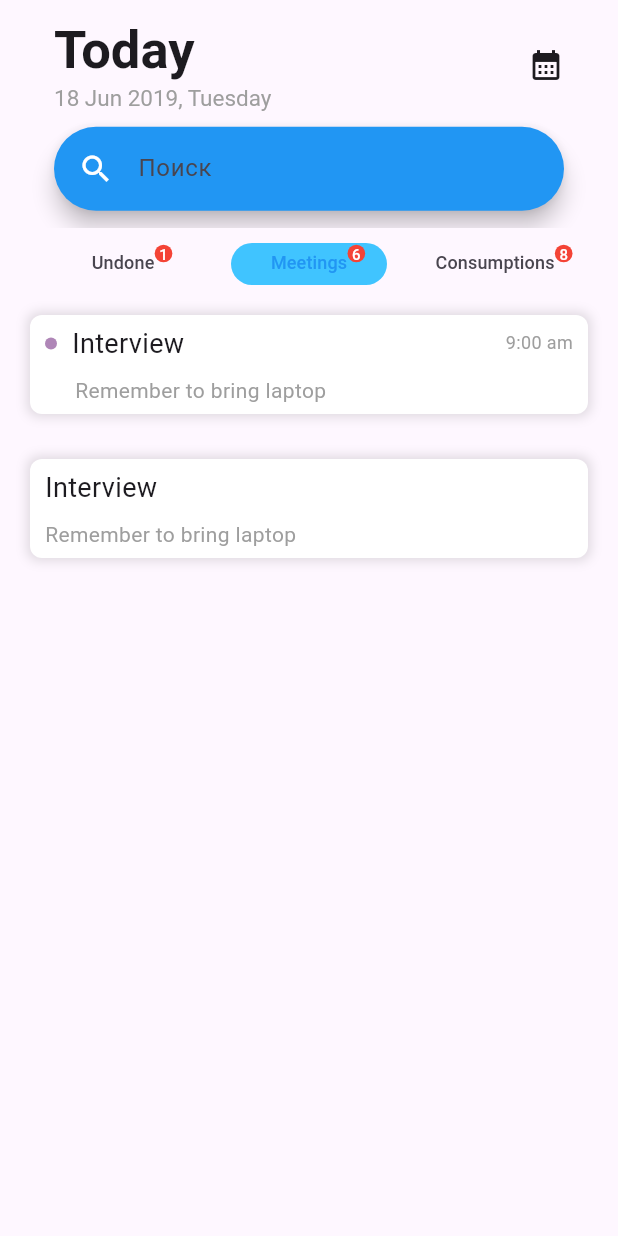
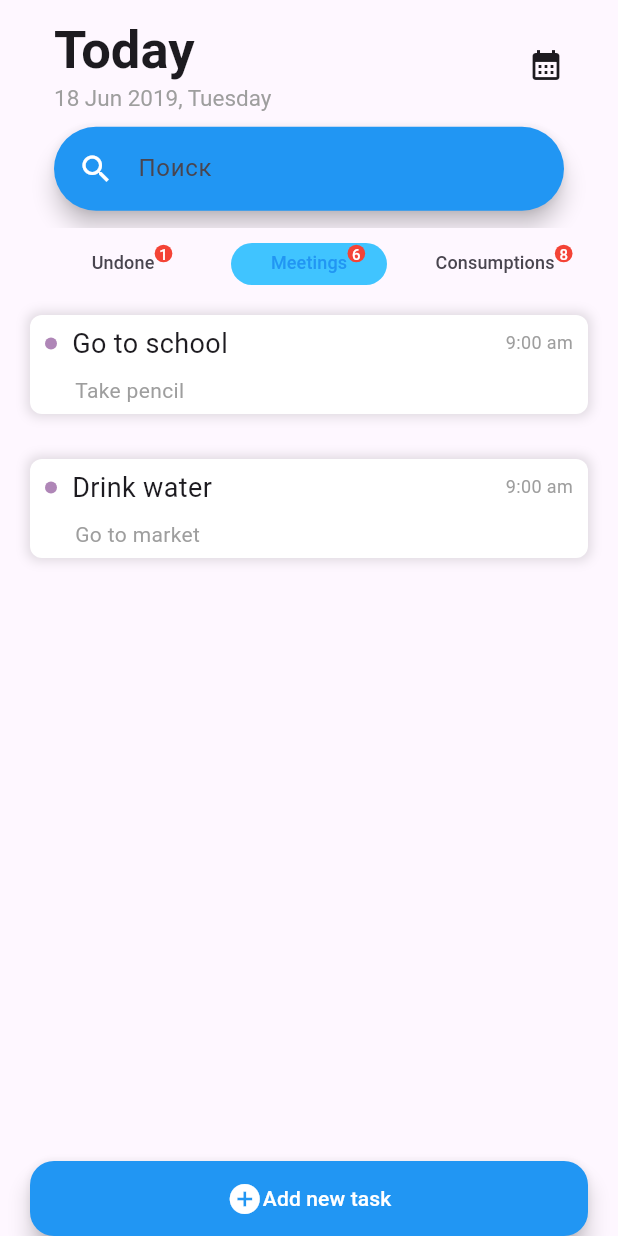
Before and after one commit to dasst666/TaskApp, a Flutter app: the screen it shows after launch, tab 2 chosen, on a phone screen of 412 x 824 dp. Run offline on Flutter 3.47's test engine with Material 3 defaults, Android fonts, the phone set to English and light mode, and no system bars.

Commit message:
Добавлена кнопка и ее экран

```diff
--- /dev/null
+++ b/lib/card_item.dart
@@ -0,0 +1,73 @@
+import 'package:flutter/material.dart';
+
+class CardItem extends StatelessWidget {
+  final String title;
+  final String subtitle;
+
+  const CardItem({super.key, required this.title, required this.subtitle});
+
+  @override
+  Widget build(BuildContext context) {
+    return Column(
+      children: [
+        Container(
+          width: double.infinity,
+          padding: const EdgeInsets.symmetric(vertical: 6, horizontal: 10),
+          margin: const EdgeInsets.symmetric(horizontal: 20, vertical: 10),
+          decoration: BoxDecoration(
+              color: Colors.white,
+              borderRadius: BorderRadius.circular(8),
+              boxShadow: const [
+                BoxShadow(
+                  color: Colors.black12,
+                  blurRadius: 6,
+                  spreadRadius: 2,
+                ),
+              ]),
+          child: Row(
+            mainAxisAlignment: MainAxisAlignment.spaceBetween,
+            children: [
+              Row(
+                children: [
+                  Column(
+                    crossAxisAlignment: CrossAxisAlignment.start,
+                    children: [
+                      Row(
+                        children: [
+                          const CircleAvatar(
+                            radius: 4,
+                            backgroundColor: Color.fromARGB(255, 175, 134, 183),
+                          ),
+                          const SizedBox(
+                            width: 10,
+                          ),
+                          Text(title, style: const TextStyle(fontSize: 18)),
+                        ],
+                      ),
+                      const SizedBox(height: 8),
+                      Padding(
+                        padding: const EdgeInsets.only(left: 20),
+                        child: Text(subtitle,
+                            style: const TextStyle(color: Colors.grey)),
+                      ),
+                    ],
+                  ),
+                ],
+              ),
+              const Padding(
+                padding: EdgeInsets.only(bottom: 30),
+                child: Text(
+                  "9:00 am",
+                  style: TextStyle(color: Colors.grey, fontSize: 12),
+                ),
+              )
+            ],
+          ),
+        ),
+        const SizedBox(
+          height: 10,
+        ),
+      ],
+    );
+  }
+}
--- a/lib/main.dart
+++ b/lib/main.dart
@@ -1,6 +1,8 @@
 import 'package:flutter/material.dart';
 import 'tab_item.dart';
 import 'search.dart';
+import 'card_item.dart';
+import 'add_screen.dart';
 
 void main() {
   runApp(const MyApp());
@@ -83,102 +85,73 @@ class TabBarPage extends StatelessWidget {
               ),
             ),
           ),
-          body: TabBarView(children: [
-            const Card(
-              child: ListTile(
-                leading: CircleAvatar(
-                  radius: 5,
-                ),
-                title: Text('Interview'),
-                subtitle: Text('Remember to bring laptop'),
-                trailing: Icon(Icons.more_vert),
-              ),
-            ),
+          body: const TabBarView(children: [
+            Icon(Icons.dangerous),
             Column(
               children: [
-                Container(
-                  width: double.infinity,
-                  padding:
-                      const EdgeInsets.symmetric(vertical: 6, horizontal: 10),
-                  margin:
-                      const EdgeInsets.symmetric(horizontal: 20, vertical: 10),
-                  decoration: BoxDecoration(
-                      color: Colors.white,
-                      borderRadius: BorderRadius.circular(8),
-                      boxShadow: const [
-                        BoxShadow(
-                          color: Colors.black12,
-                          blurRadius: 6,
-                          spreadRadius: 2,
-                        ),
-                      ]),
-                  child: const Row(
-                    mainAxisAlignment: MainAxisAlignment.spaceBetween,
-                    children: [
-                      Row(
-                        children: [
-                          Column(
-                            crossAxisAlignment: CrossAxisAlignment.start,
-                            children: [
-                              Row(
-                                children: [
-                                  CircleAvatar(
-                                    radius: 4,
-                                    backgroundColor: Color.fromARGB(255, 175, 134, 183),
-                                  ),
-                                  SizedBox(width: 10,),
-                                  Text('Interview',
-                                      style: TextStyle(fontSize: 18)),
-                                ],
-                              ),
-                              SizedBox(height: 8),
-                              Padding(
-                                padding: EdgeInsets.only(left: 20),
-                                child: Text('Remember to bring laptop',
-                                    style: TextStyle(color: Colors.grey)),
-                              ),
-                            ],
-                          ),
-                        ],
-                      ),
-                      Padding(
-                        padding: EdgeInsets.only(bottom: 30),
-                        child: Text("9:00 am", style: TextStyle(color: Colors.grey, fontSize: 12),),
-                      )
-                    ],
-                  ),
+                CardItem(
+                  title: 'Go to school',
+                  subtitle: 'Take pencil',
                 ),
-                SizedBox(
-                  height: 10,
-                ),
-                Container(
-                  width: double.infinity,
-                  padding: EdgeInsets.symmetric(vertical: 6, horizontal: 10),
-                  margin: EdgeInsets.symmetric(horizontal: 20, vertical: 10),
-                  decoration: BoxDecoration(
-                      color: Colors.white,
-                      borderRadius: BorderRadius.circular(8),
-                      boxShadow: [
-                        BoxShadow(
-                          color: Colors.black12,
-                          blurRadius: 6,
-                          spreadRadius: 2,
-                        ),
-                      ]),
-                  child: Column(
-                    crossAxisAlignment: CrossAxisAlignment.start,
-                    children: [
-                      Text('Interview', style: TextStyle(fontSize: 18)),
-                      SizedBox(height: 8),
-                      Text('Remember to bring laptop',
-                          style: TextStyle(color: Colors.grey)),
-                    ],
-                  ),
+                CardItem(
+                  title: 'Drink water',
+                  subtitle: 'Go to market',
                 ),
               ],
             ),
-            const Icon(Icons.directions_bike),
+            Icon(Icons.directions_bike),
           ]),
+          floatingActionButton: Container(
+            width: MediaQuery.of(context).size.width,
+            height: 50,
+            margin: const EdgeInsets.symmetric(horizontal: 20),
+            child: FloatingActionButton(
+              onPressed: () {
+                // Navigator.push(context,
+                //     MaterialPageRoute(builder: (context) => const AddScreen()));
+                showModalBottomSheet(
+                    context: context,
+                    isScrollControlled: true,
+                    backgroundColor: Colors.transparent,
+                    builder: (context) {
+                      return DraggableScrollableSheet(
+                          initialChildSize: 0.8,
+                          minChildSize: 0.4,
+                          maxChildSize: 0.9,
+                          builder: (_, controller) {
+                            return Container(
+                              decoration: const BoxDecoration(
+                                color: Colors.blue,
+                                borderRadius: BorderRadius.vertical(
+                                  top: Radius.circular(50),
+                                ),
+                              ),
+                              child: Padding(
+                                padding: const EdgeInsets.all(20),
+                                child: AddScreen(scrollController: controller),
+                              ),
+                            );
+                          });
+                    });
+              },
+              backgroundColor: Colors.blue,
+              child: const Row(
+                mainAxisAlignment: MainAxisAlignment.center,
+                children: [
+                  Icon(
+                    Icons.add_circle,
+                    color: Colors.white,
+                  ),
+                  Text(
+                    "Add new task",
+                    style: TextStyle(color: Colors.white),
+                  ),
+                ],
+              ),
+            ),
+          ),
+          floatingActionButtonLocation:
+              FloatingActionButtonLocation.centerDocked,
         ));
   }
 }
```
Also changed, not shown: lib/add_screen.dart (added, +45 -0 lines).
